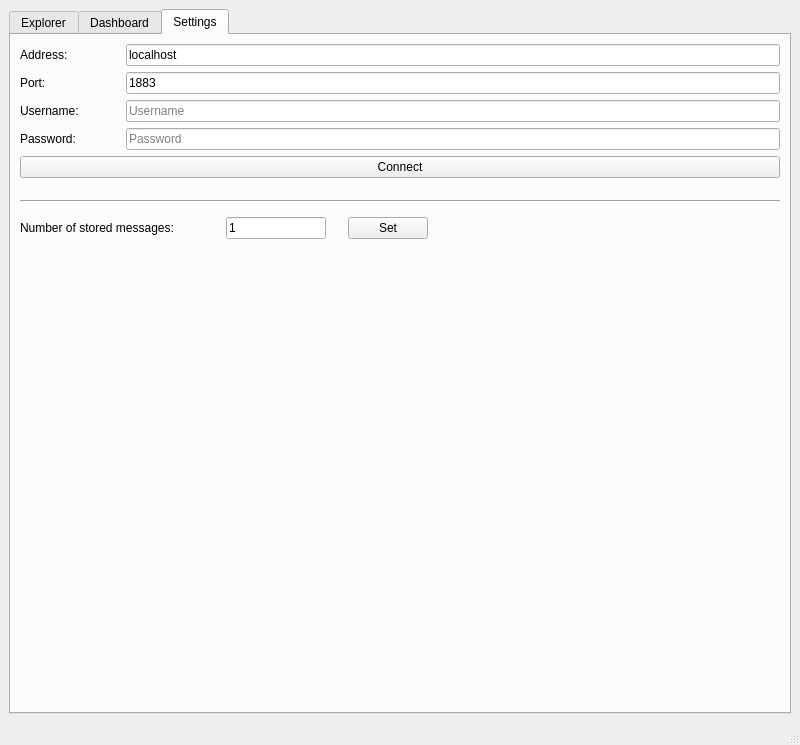
Before: the Qt Designer form src/mainwindow.ui in petak5/ICP, drawn with Qt 5.
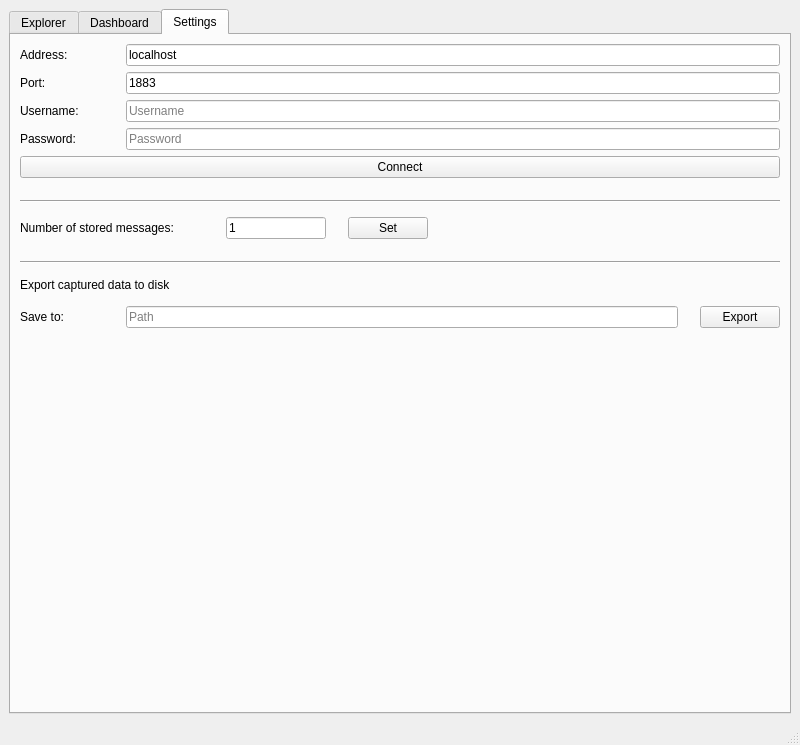
After: the same form once the commit is applied.

Commit message: Validate if path to file/dir exists and show popup if not

```diff
--- a/src/mainwindow.ui
+++ b/src/mainwindow.ui
@@ -542,8 +542,121 @@
           </item>
          </layout>
         </item>
+        <item>
+         <spacer name="verticalSpacer_12">
+          <property name="orientation">
+           <enum>Qt::Vertical</enum>
+          </property>
+          <property name="sizeType">
+           <enum>QSizePolicy::Fixed</enum>
+          </property>
+          <property name="sizeHint" stdset="0">
+           <size>
+            <width>20</width>
+            <height>16</height>
+           </size>
+          </property>
+         </spacer>
+        </item>
+        <item>
+         <widget class="Line" name="line_3">
+          <property name="orientation">
+           <enum>Qt::Horizontal</enum>
+          </property>
+         </widget>
+        </item>
         <item>
          <spacer name="verticalSpacer_9">
+          <property name="orientation">
+           <enum>Qt::Vertical</enum>
+          </property>
+          <property name="sizeType">
+           <enum>QSizePolicy::Fixed</enum>
+          </property>
+          <property name="sizeHint" stdset="0">
+           <size>
+            <width>20</width>
+            <height>8</height>
+           </size>
+          </property>
+         </spacer>
+        </item>
+        <item>
+         <layout class="QVBoxLayout" name="verticalLayout_7">
+          <item>
+           <widget class="QLabel" name="exportSectionLabel">
+            <property name="text">
+             <string>Export captured data to disk</string>
+            </property>
+           </widget>
+          </item>
+          <item>
+           <spacer name="verticalSpacer_11">
+            <property name="orientation">
+             <enum>Qt::Vertical</enum>
+            </property>
+            <property name="sizeType">
+             <enum>QSizePolicy::Fixed</enum>
+            </property>
+            <property name="sizeHint" stdset="0">
+             <size>
+              <width>20</width>
+              <height>8</height>
+             </size>
+            </property>
+           </spacer>
+          </item>
+          <item>
+           <layout class="QHBoxLayout" name="horizontalLayout_2">
+            <item>
+             <widget class="QLabel" name="exportSaveLabel">
+              <property name="minimumSize">
+               <size>
+                <width>100</width>
+                <height>0</height>
+               </size>
+              </property>
+              <property name="text">
+               <string>Save to:</string>
+              </property>
+             </widget>
+            </item>
+            <item>
+             <widget class="QLineEdit" name="exportPathTextField">
+              <property name="placeholderText">
+               <string>Path</string>
+              </property>
+             </widget>
+            </item>
+            <item>
+             <spacer name="horizontalSpacer">
+              <property name="orientation">
+               <enum>Qt::Horizontal</enum>
+              </property>
+              <property name="sizeType">
+               <enum>QSizePolicy::Fixed</enum>
+              </property>
+              <property name="sizeHint" stdset="0">
+               <size>
+                <width>16</width>
+                <height>20</height>
+               </size>
+              </property>
+             </spacer>
+            </item>
+            <item>
+             <widget class="QPushButton" name="exportButton">
+              <property name="text">
+               <string>Export</string>
+              </property>
+             </widget>
+            </item>
+           </layout>
+          </item>
+         </layout>
+        </item>
+        <item>
+         <spacer name="verticalSpacer_10">
           <property name="orientation">
            <enum>Qt::Vertical</enum>
           </property>
```
The commit also changes 2 other files.
